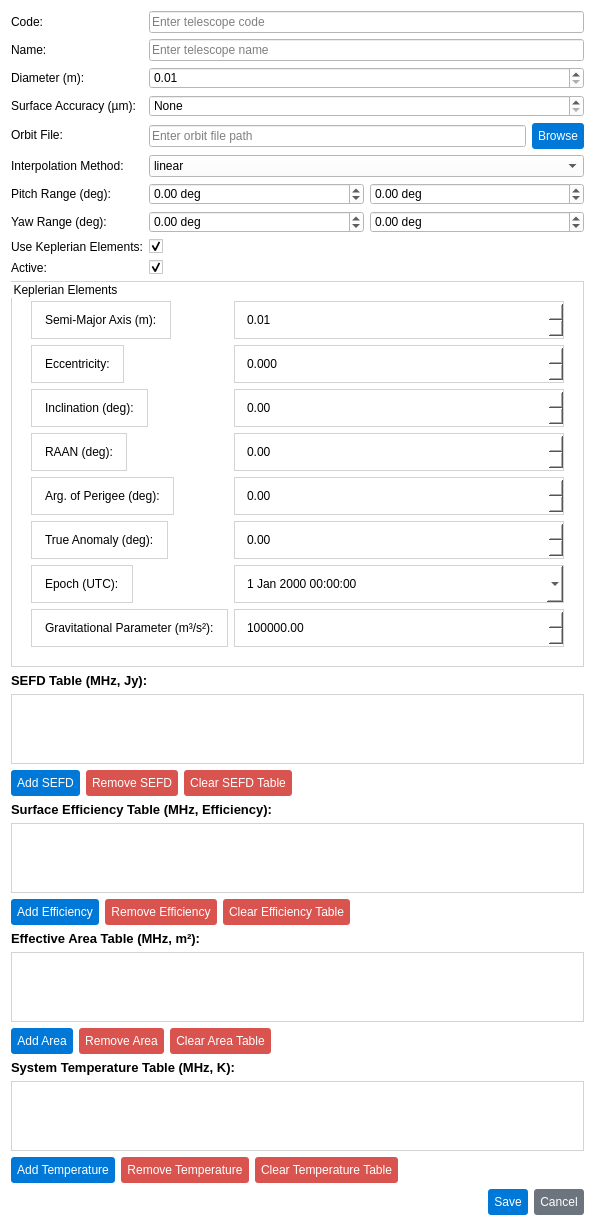
First picture: the form in pastrocore/gui_pyside/dialog_editor_space_telescope.ui, repository Torward1024/pAstroCORE, before the edit.
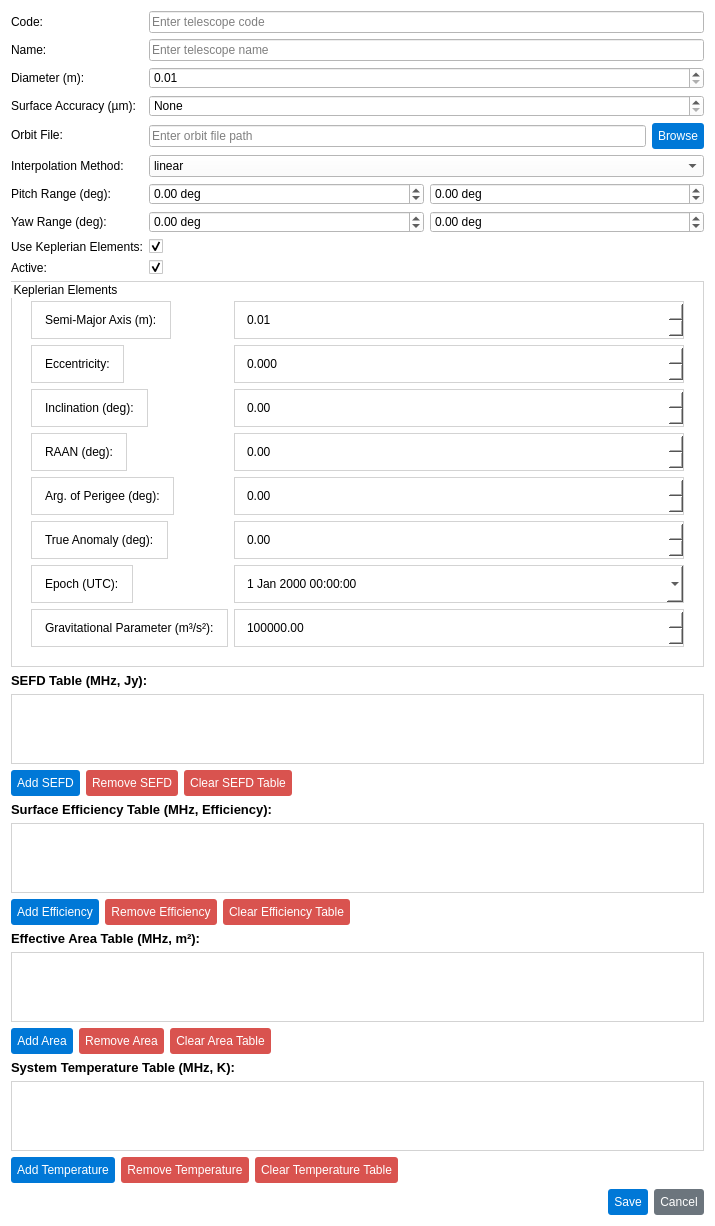
Second picture: the form after the edit.

```diff
--- a/pastrocore/gui_pyside/dialog_editor_space_telescope.ui
+++ b/pastrocore/gui_pyside/dialog_editor_space_telescope.ui
@@ -6,7 +6,7 @@
    <rect>
     <x>0</x>
     <y>0</y>
-    <width>595</width>
+    <width>715</width>
     <height>1218</height>
    </rect>
   </property>
@@ -398,6 +398,9 @@
       </item>
       <item row="6" column="1">
        <widget class="QDateTimeEdit" name="epochEdit">
+        <property name="styleSheet">
+         <string notr="true"/>
+        </property>
         <property name="calendarPopup">
          <bool>true</bool>
         </property>
```
